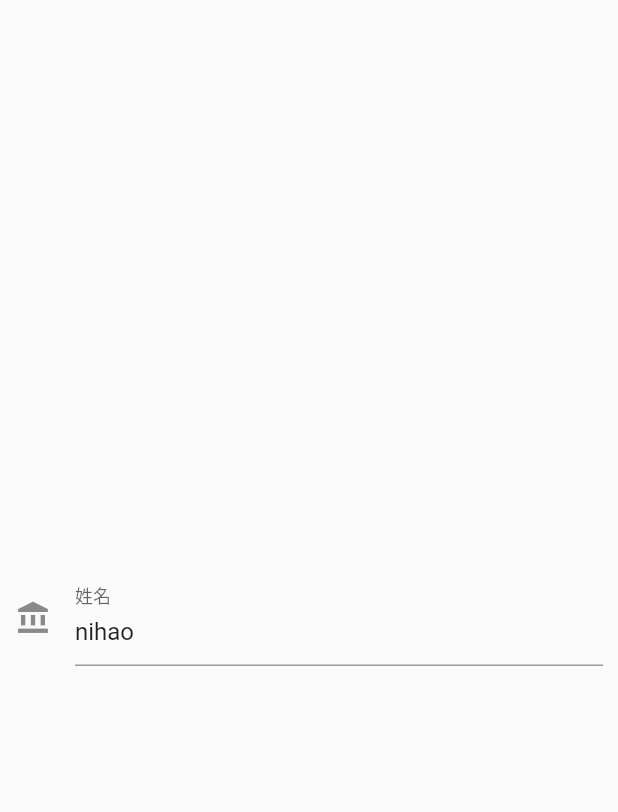
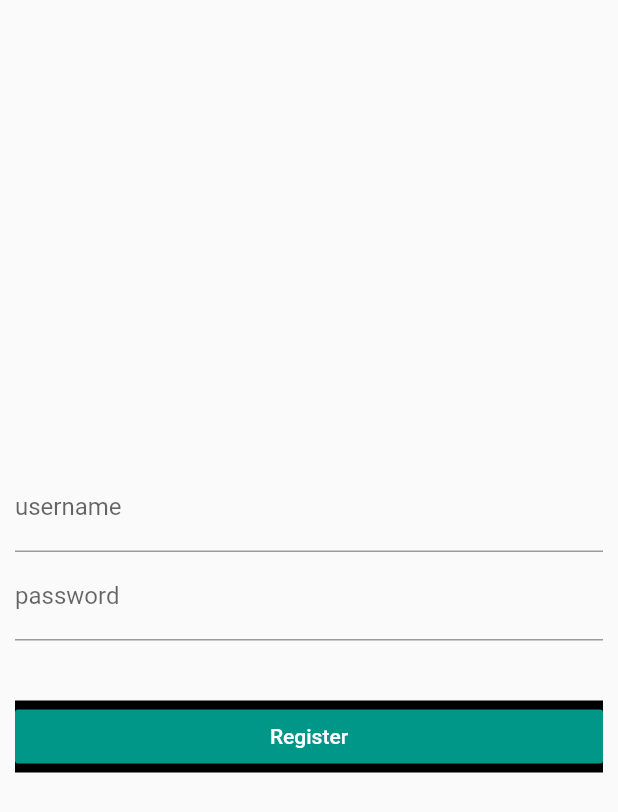
Before and after one commit to zbwbb/flutter_vedio, a Flutter app: the screen it shows after launch, on a phone screen of 412 x 824 dp. Shown: the top 812 px of the screen. Run offline on Flutter 3.47's test engine with Material 2 defaults, Android fonts, the phone set to English and light mode, and no system bars.

Commit message:
表单全部提交

```diff
--- a/flutter_vedio_first/lib/demo/form_demo.dart
+++ b/flutter_vedio_first/lib/demo/form_demo.dart
@@ -22,7 +22,7 @@ class FormDemo extends StatelessWidget {
           child: Column(
             mainAxisAlignment: MainAxisAlignment.center,
             children: <Widget>[
-              TextFieldDemo(),
+              ResigterForm(),
             ],
           ),
         ),
@@ -103,3 +103,55 @@ class _TextFieldDemoState extends State<TextFieldDemo> {
     );
   }
 }
+
+/**
+ * 创建一个注册界面
+ */
+class ResigterForm extends StatefulWidget {
+  _ResigterFormState createState() => _ResigterFormState();
+}
+
+class _ResigterFormState extends State<ResigterForm> {
+  @override
+  Widget build(BuildContext context) {
+    return Container(
+      // 表单 控件
+       child: Form(
+         child: Column(
+           children: <Widget>[
+             //  Creates a [FormField] that contains a [TextField].
+             TextFormField(
+               decoration: InputDecoration(
+                 labelText: 'username',
+               ),
+             ),
+             TextFormField(
+               // 密文
+               obscureText: true,
+               decoration: InputDecoration(
+                 labelText: 'password',
+               ),
+             ),
+             SizedBox(
+               height: 40,
+             ),
+             // 添加按钮
+             Container(
+               width: double.infinity,
+               color: Colors.black,
+               child: RaisedButton(
+                 color: Theme.of(context).primaryColor,
+                 child: Text('Register', style: TextStyle(color: Colors.white),),
+                 elevation: 0.0,
+                 onPressed: (){
+                   debugPrint('注册');
+                 },
+               ),
+             )
+
+           ],
+         ),
+       ),
+    );
+  }
+}
--- a/flutter_vedio_first/lib/main.dart
+++ b/flutter_vedio_first/lib/main.dart
@@ -35,6 +35,7 @@ class MyApp extends StatelessWidget {
         routes: {
           // 斜线 "/" 代表路由的‘根’：初始路由， 默认是home属性设置的部件
           // 如果不在home里面指定根路由，也可以按照下面的方式指定
+          // 定义根路由的时候不能加名字
           '/':(context)=>Home(),
           '/about' : (context)=>Page(title: 'push',),
           '/form':(context)=>FormDemo()
```
Also changed, not shown: flutter_vedio_first/lib/demo/layout_demo.dart (+6 -38 lines).
